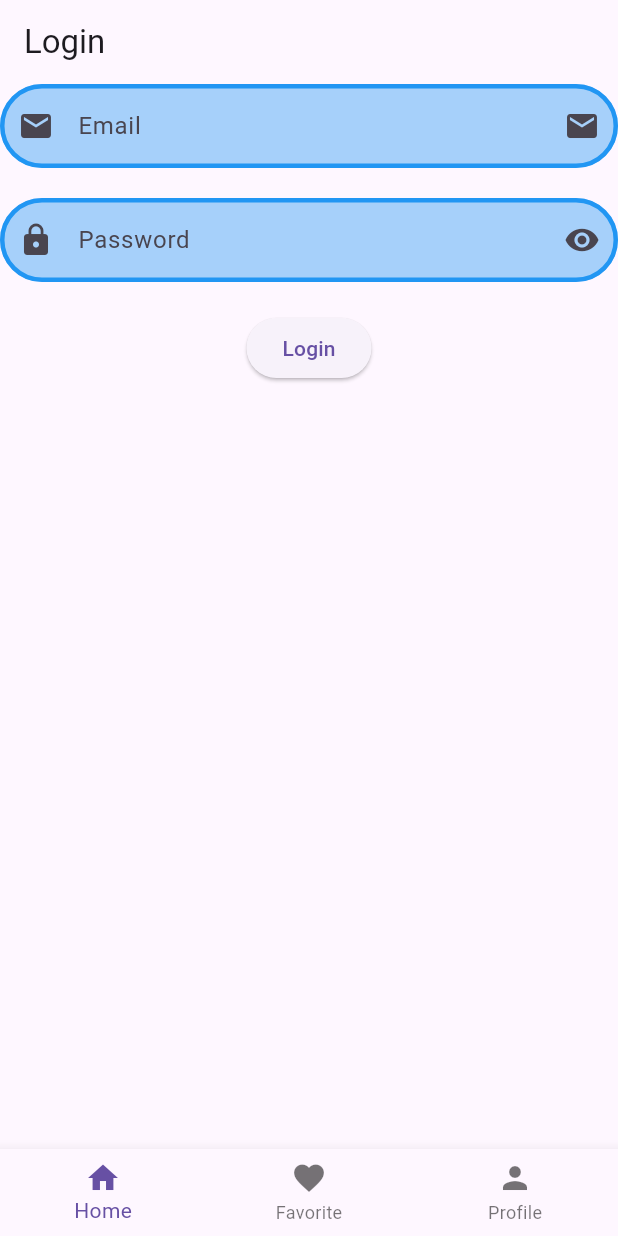
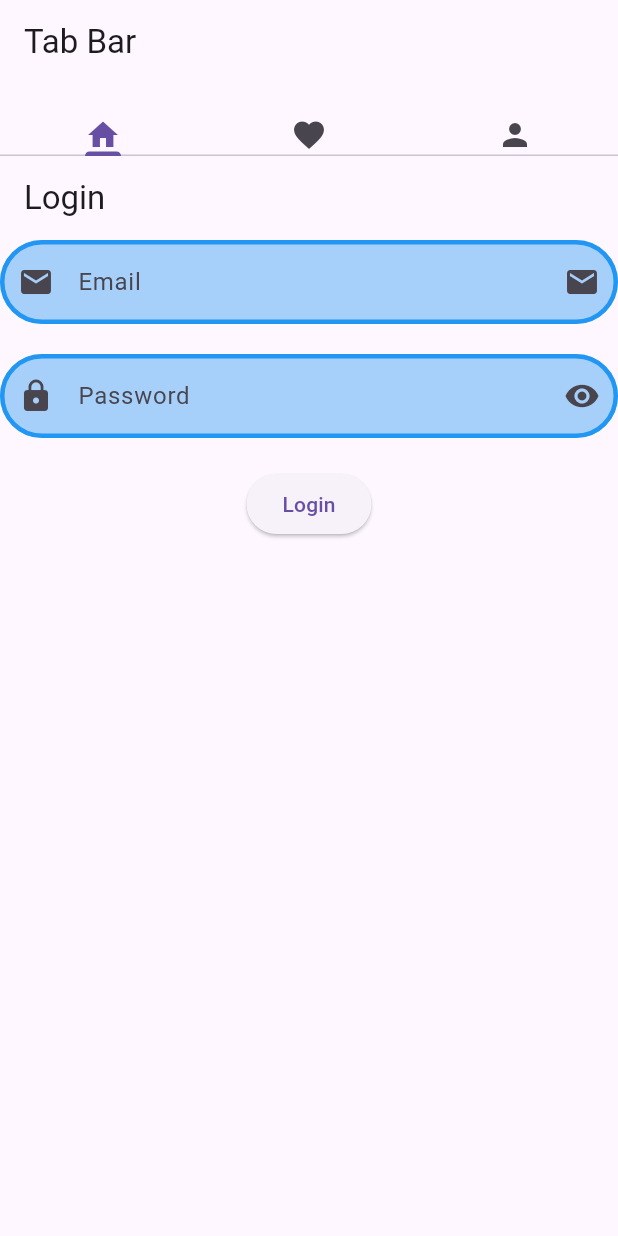
Before and after one commit to MuhammadAliKust/Flutter-B24, a Flutter app: the screen it shows after launch, on a phone screen of 412 x 824 dp. Run offline on Flutter 3.47's test engine with Material 3 defaults, Android fonts, the light colour scheme and no system bars; our stand-ins replace smooth_page_indicator, string_validator.

Commit message:
Tabbar Done

```diff
--- a/lib/main.dart
+++ b/lib/main.dart
@@ -2,6 +2,7 @@ import 'package:flutter/material.dart';
 import 'package:flutter_b24/asset_image.dart';
 import 'package:flutter_b24/page_view.dart';
 import 'package:flutter_b24/single_selection.dart';
+import 'package:flutter_b24/tabbar_view.dart';
 
 import 'bottom_bar.dart';
 import 'dynamic_list_view.dart';
@@ -22,7 +23,7 @@ class MyApp extends StatelessWidget {
   @override
   Widget build(BuildContext context) {
     return MaterialApp(
-      home: BottomBarDemo(),
+      home: TabbarViewDemo(),
     );
   }
 
--- /dev/null
+++ b/lib/tabbar_view.dart
@@ -0,0 +1,28 @@
+import 'package:flutter/material.dart';
+import 'package:flutter_b24/login.dart';
+
+class TabbarViewDemo extends StatelessWidget {
+  const TabbarViewDemo({super.key});
+
+  @override
+  Widget build(BuildContext context) {
+    return DefaultTabController(
+      length: 3,
+      child: Scaffold(
+        appBar: AppBar(
+          title: Text("Tab Bar"),
+          bottom: TabBar(
+            tabs: [Icon(Icons.home), Icon(Icons.favorite), Icon(Icons.person)],
+          ),
+        ),
+        body: TabBarView(
+          children: [
+            LoginView(),
+            Center(child: Text("Favorite", style: TextStyle(fontSize: 40))),
+            Center(child: Text("Profile", style: TextStyle(fontSize: 40))),
+          ],
+        ),
+      ),
+    );
+  }
+}
```
